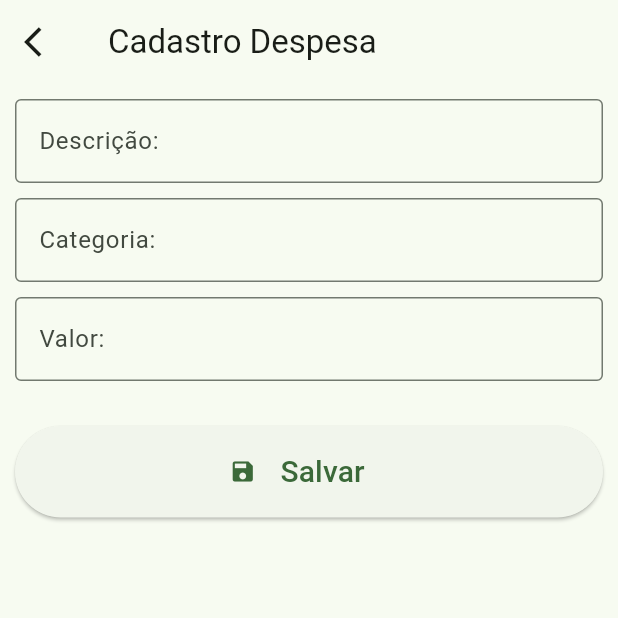
After one commit to brunocaavalcante/Organiza, a Flutter app: the CadastroDespesaPage screen opened directly, on a phone screen of 412 x 824 dp, the top half of it. The commit adds this screen. Run offline on Flutter 3.47's test engine with Material 2 defaults, Android fonts, the phone set to English and light mode, and no system bars; our stand-ins replace cloud_firestore, curved_navigation_bar, file_picker, firebase_auth, firebase_core, firebase_storage and 1 more; accounts and stored records are empty.

Commit message:
Servico de cadastro de despesas

```diff
--- a/app/lib/main.dart
+++ b/app/lib/main.dart
@@ -52,7 +52,7 @@ class _AppState extends State<App> with WidgetsBindingObserver {
         debugShowCheckedModeBanner: false,
         theme: ThemeData(
           useMaterial3: true,
-          colorSchemeSeed: Colors.purple,
+          colorSchemeSeed: Colors.green,
           brightness: tema,
         ),
         home: const AuthCheck(),
--- a/app/lib/models/categoria.dart
+++ b/app/lib/models/categoria.dart
@@ -1 +1,4 @@
-class CategoriaDepesa {}
+class CategoriaDepesa {
+  String id = "";
+  String descricao = "";
+}
--- a/app/lib/models/despesa.dart
+++ b/app/lib/models/despesa.dart
@@ -1,11 +1,33 @@
 import 'package:app/models/categoria.dart';
+import '../core/date_ultils.dart';
 
 class Despesa {
   String id = "";
-  String decricao = "";
+  String descricao = "";
   double valor = 0;
   CategoriaDepesa? categoria;
   Status? status;
+  DateTime? dataCadastro;
+
+  Map<String, Object?> toJson() {
+    return {
+      'descricao': descricao,
+      'status': status,
+      'dataCadastro': dataCadastro,
+      'id': id,
+      'valor': valor
+    };
+  }
+
+  Despesa toEntity(Map<String, dynamic> map) {
+    status = map['status'];
+    descricao = map['descricao'];
+    dataCadastro =
+        DateUltils.onlyDate(map['dataCadastro'].toDate() as DateTime);
+    id = map['id'];
+    valor = map['valor'];
+    return this;
+  }
 }
 
 enum Status { Pago, Pendente }
--- /dev/null
+++ b/app/lib/pages/despesas/cadastro_despes_page.dart
@@ -0,0 +1,81 @@
+import 'package:app/models/categoria.dart';
+import 'package:app/models/despesa.dart';
+import 'package:app/models/ultil.dart';
+import 'package:flutter/material.dart';
+import 'package:flutter/services.dart';
+import 'package:flutter/src/widgets/container.dart';
+import 'package:flutter/src/widgets/framework.dart';
+
+import '../../core/masks.dart';
+import '../../core/widgets/widget_ultil.dart';
+
+class CadastroDespesaPage extends StatefulWidget {
+  const CadastroDespesaPage({super.key});
+
+  @override
+  State<CadastroDespesaPage> createState() => _CadastroDespesaPageState();
+}
+
+class _CadastroDespesaPageState extends State<CadastroDespesaPage> {
+  final formKey = GlobalKey<FormState>();
+  final descricao = TextEditingController();
+  final valor = TextEditingController();
+
+  @override
+  Widget build(BuildContext context) {
+    return Scaffold(
+      appBar: WidgetUltil.barWithArrowBackIos(context, "Cadastro Despesa"),
+      body: SingleChildScrollView(
+          child: Padding(
+        padding: const EdgeInsets.all(10),
+        child: Form(
+          key: formKey,
+          child: Column(
+            children: [
+              WidgetUltil.returnField(
+                  "Descrição: ", descricao, TextInputType.text, null, ""),
+              const SizedBox(height: 10),
+              WidgetUltil.returnField(
+                  "Categoria: ", descricao, TextInputType.text, null, ""),
+              const SizedBox(height: 10),
+              WidgetUltil.returnField(
+                  "Valor: ",
+                  valor,
+                  TextInputType.number,
+                  [
+                    FilteringTextInputFormatter.digitsOnly,
+                    CurrencyInputFormatter()
+                  ],
+                  "R\$ 0,00"),
+              const SizedBox(height: 30),
+              ElevatedButton(
+                onPressed: () {
+                  if (formKey.currentState!.validate()) {}
+                },
+                child: Row(
+                    mainAxisAlignment: MainAxisAlignment.center,
+                    children: const [
+                      Icon(Icons.save),
+                      Padding(
+                        padding: EdgeInsets.all(16.0),
+                        child: Text("Salvar", style: TextStyle(fontSize: 20)),
+                      ),
+                    ]),
+              ),
+            ],
+          ),
+        ),
+      )),
+    );
+  }
+
+  cadastrar() {
+    Despesa item = Despesa();
+    item.dataCadastro = DateTime.now();
+    item.descricao = descricao.text;
+    item.categoria = CategoriaDepesa();
+    item.categoria!.descricao = "Casa";
+    item.categoria!.id = "1";
+    item.valor = Ultil().CoverterValorToDecimal(valor.text)!;
+  }
+}
```
Also changed, not shown: app/lib/models/ultil.dart (added, +8 -0 lines), app/lib/pages/categoria/select_categoria_page.dart (added, +16 -0 lines), app/lib/pages/despesas/home_despesa_page.dart (+149 -6 lines), app/lib/pages/home_page.dart (+2 -8 lines), app/lib/services/despesa_service.dart (added, +46 -0 lines).
